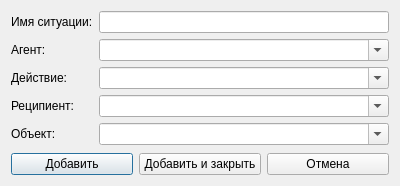
Old version of the form LGen2UI/DataUIDialogs/situationdialog.ui in the repository vinni-au/l-gen.
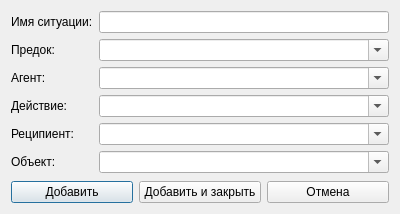
New version of the form. Custom widgets are drawn as their Qt base class.

What changed in the file:
```diff
--- a/LGen2UI/DataUIDialogs/situationdialog.ui
+++ b/LGen2UI/DataUIDialogs/situationdialog.ui
@@ -7,7 +7,7 @@
     <x>0</x>
     <y>0</y>
     <width>400</width>
-    <height>182</height>
+    <height>202</height>
    </rect>
   </property>
   <property name="windowTitle">
@@ -32,27 +32,13 @@
      <item row="0" column="1">
       <widget class="QLineEdit" name="lineEdit"/>
      </item>
-     <item row="1" column="0">
+     <item row="2" column="0">
       <widget class="QLabel" name="label_2">
        <property name="text">
         <string>Агент:</string>
        </property>
       </widget>
      </item>
-     <item row="1" column="1">
-      <widget class="QComboBox" name="comboBox">
-       <property name="editable">
-        <bool>true</bool>
-       </property>
-      </widget>
-     </item>
-     <item row="2" column="0">
-      <widget class="QLabel" name="label_3">
-       <property name="text">
-        <string>Действие:</string>
-       </property>
-      </widget>
-     </item>
      <item row="2" column="1">
       <widget class="QComboBox" name="comboBox_2">
        <property name="editable">
@@ -61,9 +47,9 @@
       </widget>
      </item>
      <item row="3" column="0">
-      <widget class="QLabel" name="label_4">
+      <widget class="QLabel" name="label_3">
        <property name="text">
-        <string>Реципиент:</string>
+        <string>Действие:</string>
        </property>
       </widget>
      </item>
@@ -75,14 +61,42 @@
       </widget>
      </item>
      <item row="4" column="0">
+      <widget class="QLabel" name="label_4">
+       <property name="text">
+        <string>Реципиент:</string>
+       </property>
+      </widget>
+     </item>
+     <item row="4" column="1">
+      <widget class="TreeBox" name="cbRecipient">
+       <property name="editable">
+        <bool>true</bool>
+       </property>
+      </widget>
+     </item>
+     <item row="5" column="0">
       <widget class="QLabel" name="label_5">
        <property name="text">
         <string>Объект:</string>
        </property>
       </widget>
      </item>
-     <item row="4" column="1">
-      <widget class="QComboBox" name="comboBox_4">
+     <item row="5" column="1">
+      <widget class="TreeBox" name="cbObject">
+       <property name="editable">
+        <bool>true</bool>
+       </property>
+      </widget>
+     </item>
+     <item row="1" column="0">
+      <widget class="QLabel" name="label_6">
+       <property name="text">
+        <string>Предок:</string>
+       </property>
+      </widget>
+     </item>
+     <item row="1" column="1">
+      <widget class="TreeBox" name="cbParent">
        <property name="editable">
         <bool>true</bool>
        </property>
@@ -111,12 +125,25 @@
        <property name="text">
         <string>Отмена</string>
        </property>
+       <property name="default">
+        <bool>false</bool>
+       </property>
+       <property name="flat">
+        <bool>false</bool>
+       </property>
       </widget>
      </item>
     </layout>
    </item>
   </layout>
  </widget>
+ <customwidgets>
+  <customwidget>
+   <class>TreeBox</class>
+   <extends>QComboBox</extends>
+   <header location="global">./LGen2UI/treebox.hpp</header>
+  </customwidget>
+ </customwidgets>
  <resources/>
  <connections/>
 </ui>
```
Left out of the diff: 12 changed lines with no effect on the pictures.
